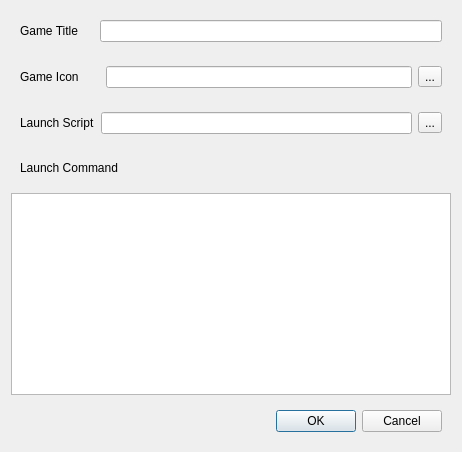
The window that UI/add_new_game_dialogue.ui (TRACTOR-MAN/Pretty_Game_Launcher) describes before a commit, drawn with Qt 5.
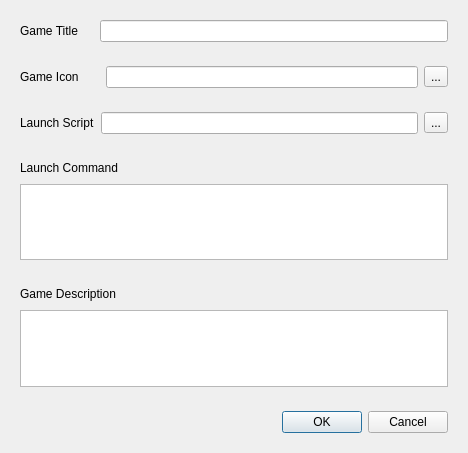
The same window after the commit.

Commit message: Added the game description to the add new game dialogue ... forgot

Patch:
```diff
--- a/UI/add_new_game_dialogue.ui
+++ b/UI/add_new_game_dialogue.ui
@@ -6,8 +6,8 @@
    <rect>
     <x>0</x>
     <y>0</y>
-    <width>462</width>
-    <height>452</height>
+    <width>468</width>
+    <height>453</height>
    </rect>
   </property>
   <property name="sizePolicy">
@@ -136,11 +136,44 @@
         </item>
        </layout>
       </item>
+      <item>
+       <widget class="QPlainTextEdit" name="launchCommand"/>
+      </item>
      </layout>
     </widget>
    </item>
    <item>
-    <widget class="QPlainTextEdit" name="plainTextEdit"/>
+    <widget class="QWidget" name="widget_8" native="true">
+     <layout class="QVBoxLayout" name="verticalLayout_3">
+      <item>
+       <layout class="QHBoxLayout" name="horizontalLayout_6">
+        <item>
+         <widget class="QLabel" name="label_5">
+          <property name="text">
+           <string>Game Description</string>
+          </property>
+         </widget>
+        </item>
+        <item>
+         <spacer name="horizontalSpacer_2">
+          <property name="orientation">
+           <enum>Qt::Horizontal</enum>
+          </property>
+          <property name="sizeHint" stdset="0">
+           <size>
+            <width>40</width>
+            <height>20</height>
+           </size>
+          </property>
+         </spacer>
+        </item>
+       </layout>
+      </item>
+      <item>
+       <widget class="QPlainTextEdit" name="gameDescription"/>
+      </item>
+     </layout>
+    </widget>
    </item>
    <item>
     <widget class="QWidget" name="widget" native="true">
```
The commit also changes 3 other files.
